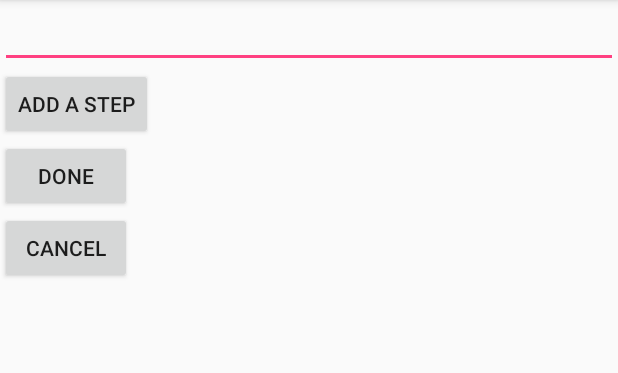
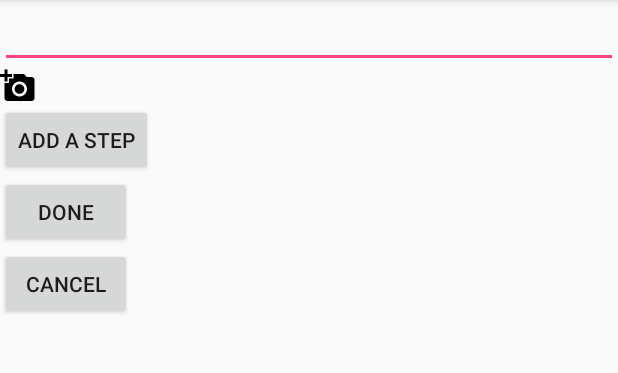
Before and after one commit to nathanielimeyer/homeHero, an Android app: the TaskEditorActivity screen opened directly, with no data from a screen before it, with the options menu open, on a phone screen of 412 x 824 dp, the part 84-457 px from its top. Run offline under Robolectric (Android 15) with nearby library versions, the phone set to English and light mode, and no system bars; our stand-ins replace ButterKnife, RxJava; network calls fail.

Commit message:
Add a dialog for taskIcons

```diff
--- a/app/src/main/java/com/jbnm/homehero/ui/taskEdit/TaskEditorActivity.java
+++ b/app/src/main/java/com/jbnm/homehero/ui/taskEdit/TaskEditorActivity.java
@@ -1,22 +1,26 @@
 package com.jbnm.homehero.ui.taskEdit;
 
+import android.app.AlertDialog;
 import android.content.Context;
-import android.content.Intent;
+import android.content.DialogInterface;
 import android.os.Bundle;
 import android.support.v7.widget.DividerItemDecoration;
 import android.support.v7.widget.LinearLayoutManager;
 import android.support.v7.widget.RecyclerView;
 import android.view.View;
+import android.view.ViewGroup;
+import android.widget.ArrayAdapter;
 import android.widget.Button;
 import android.widget.EditText;
+import android.widget.ImageView;
+import android.widget.ListAdapter;
+import android.widget.TextView;
 
 import com.jbnm.homehero.Constants;
 import com.jbnm.homehero.R;
-import com.jbnm.homehero.data.model.Task;
 import com.jbnm.homehero.ui.base.BaseActivity;
-import com.jbnm.homehero.ui.taskEdit.TaskEditorInstructionsAdapter;
+import com.jbnm.homehero.ui.goal.GoalPresenter;
 
-import java.util.ArrayList;
 import java.util.List;
 
 import butterknife.BindView;
@@ -24,11 +28,14 @@ import butterknife.ButterKnife;
 
 public class TaskEditorActivity extends BaseActivity implements TaskEditorContract.MvpView {
     @BindView(R.id.edit_text_description) EditText descriptionEditText;
+    @BindView(R.id.task_image_view) ImageView task_image_view;
     @BindView(R.id.saveButton) Button saveButton;
     @BindView(R.id.taskInstructionsRecyclerView) RecyclerView taskInstructionsRecyclerView;
     @BindView(R.id.addStepsButton) Button addStepsButton;
     @BindView(R.id.cancelButton) Button cancelButton;
-    private List<EditText> instructionTexts = new ArrayList<>();
+
+    private Context context = this;
+    ListAdapter adapter;
 
 
     private TaskEditorContract.Presenter presenter;
@@ -54,6 +61,12 @@ public class TaskEditorActivity extends BaseActivity implements TaskEditorContra
                 updateTaskData();
             }
         });
+        task_image_view.setOnClickListener(new View.OnClickListener() {
+            @Override
+            public void onClick(View view) {
+                showIconPickerDialog();
+            }
+        });
 
         addStepsButton.setOnClickListener(new View.OnClickListener() {
             @Override
@@ -61,8 +74,51 @@ public class TaskEditorActivity extends BaseActivity implements TaskEditorContra
                 presenter.addStepsButtonClicked();
             }
         });
+    }
 
+    public void showIconPickerDialog() {
+//        List<String> dialogItemList = presenter.getIconList();
+//        final String[] dialogItems = new String[dialogItemList.size()];
+//        dialogItemList.toArray(dialogItems);
 
+        AlertDialog.Builder builder = new AlertDialog.Builder(context);
+        builder.setTitle(R.string.icon_picker_title)
+                .setAdapter(adapter, new DialogInterface.OnClickListener() {
+                    @Override
+                    public void onClick(DialogInterface dialogInterface, int i) {
+                        presenter.setTaskIcon(i);
+                    }
+                });
+        builder.create().show();
+    }
+
+    @Override
+    public void buildIconPickerDialog() {
+        List<String> dialogItemList = presenter.getIconList();
+        final String[] dialogItems = new String[dialogItemList.size()];
+        dialogItemList.toArray(dialogItems);
+
+        adapter = new ArrayAdapter<String>(
+                this,
+                android.R.layout.select_dialog_item,
+                android.R.id.text1,
+                dialogItems){
+            public View getView(int position, View convertView, ViewGroup parent) {
+                //Use super class to create the View
+                View v = super.getView(position, convertView, parent);
+                TextView tv = (TextView)v.findViewById(android.R.id.text1);
+
+                //Put the image on the TextView
+
+                tv.setCompoundDrawablesWithIntrinsicBounds((getResources().getIdentifier(dialogItems[position], "drawable", getPackageName())), 0, 0, 0);
+
+                //Add margin between image and text (support various screen densities)
+                int dp5 = (int) (5 * getResources().getDisplayMetrics().density + 0.5f);
+                tv.setCompoundDrawablePadding(dp5);
+
+                return v;
+            }
+        };
     }
 
     public void updateTaskData() {
@@ -83,7 +139,7 @@ public class TaskEditorActivity extends BaseActivity implements TaskEditorContra
 
     @Override
     public void loadIcon(String icon) {
-
+        task_image_view.setImageResource(getResources().getIdentifier(icon, "drawable", getPackageName()));
     }
 
     @Override
@@ -93,9 +149,6 @@ public class TaskEditorActivity extends BaseActivity implements TaskEditorContra
         taskInstructionsRecyclerView.setLayoutManager(layoutManager);
         taskInstructionsRecyclerView.setHasFixedSize(true);
         taskInstructionsRecyclerView.addItemDecoration(new DividerItemDecoration(this, layoutManager.getOrientation()));
-//        for (instruction : instructions) {
-//
-//        }
 
     }
 }
--- a/app/src/main/java/com/jbnm/homehero/ui/taskEdit/TaskEditorContract.java
+++ b/app/src/main/java/com/jbnm/homehero/ui/taskEdit/TaskEditorContract.java
@@ -15,10 +15,14 @@ public class TaskEditorContract {
         void saveChildData(String description);
         void loadChildAndTask(String childId, String taskId);
         void addStepsButtonClicked();
+        void setTaskIcon(int i);
+
+        List<String> getIconList();
     }
     interface MvpView extends BaseMvpView {
         void setDescription(String description);
         void loadIcon(String icon);
         void setInstructions(List<String> instructions);
+        void buildIconPickerDialog();
     }
 }
--- a/app/src/main/java/com/jbnm/homehero/ui/taskEdit/TaskEditorPresenter.java
+++ b/app/src/main/java/com/jbnm/homehero/ui/taskEdit/TaskEditorPresenter.java
@@ -1,10 +1,12 @@
 package com.jbnm.homehero.ui.taskEdit;
 
+import com.jbnm.homehero.R;
 import com.jbnm.homehero.data.model.Child;
 import com.jbnm.homehero.data.model.Task;
 import com.jbnm.homehero.data.remote.DataManager;
 
 import java.util.ArrayList;
+import java.util.Arrays;
 import java.util.List;
 
 import io.reactivex.android.schedulers.AndroidSchedulers;
@@ -17,6 +19,7 @@ public class TaskEditorPresenter implements TaskEditorContract.Presenter {
     private DataManager dataManager = new DataManager();
 
     private TaskEditorContract.MvpView mvpView;
+    private List<String> icons = new ArrayList<>(Arrays.asList("ic_add_a_photo_black_24dp", "ic_close_white_24dp"));
     private Child child;
     private List<Task> tasks;
     private List<String> instructions;
@@ -51,6 +54,7 @@ public class TaskEditorPresenter implements TaskEditorContract.Presenter {
     @Override
     public void loadChildAndTask(String childId, final String taskId) {
         mvpView.showLoading();
+        mvpView.buildIconPickerDialog();
         disposable.add(dataManager.getChild(childId)
                 .observeOn(AndroidSchedulers.mainThread())
                 .doOnNext(new Consumer<Child>() {
@@ -69,6 +73,17 @@ public class TaskEditorPresenter implements TaskEditorContract.Presenter {
     public void addStepsButtonClicked() {
         instructions.add("");
         mvpView.setInstructions(instructions);
+    }
+
+    @Override
+    public void setTaskIcon(int i) {
+        taskToEdit.setIcon(getIconList().get(i));
+        mvpView.loadIcon(taskToEdit.getIcon());
+    }
+
+    @Override
+    public List<String> getIconList() {
+        return icons;
     }
 
     private void processError(Throwable e) {
@@ -92,10 +107,14 @@ public class TaskEditorPresenter implements TaskEditorContract.Presenter {
             child.addTask(taskToEdit);
         }
         mvpView.setDescription(taskToEdit.getDescription());
+        if (taskToEdit.getIcon() != null) {
+            mvpView.loadIcon(taskToEdit.getIcon());
+        } else {
+            mvpView.loadIcon("ic_add_a_photo_black_24dp");
+        }
         instructions = taskToEdit.getInstructions();
         mvpView.setInstructions(instructions);
 
         mvpView.hideLoading();
     }
-
 }
--- a/app/src/main/res/layout/activity_task_editor.xml
+++ b/app/src/main/res/layout/activity_task_editor.xml
@@ -1,7 +1,8 @@
 <?xml version="1.0" encoding="utf-8"?>
 <RelativeLayout xmlns:android="http://schemas.android.com/apk/res/android"
     android:layout_width="match_parent"
-    android:layout_height="match_parent">
+    android:layout_height="match_parent"
+    xmlns:app="http://schemas.android.com/apk/res-auto">
 
     <LinearLayout
         android:layout_width="match_parent"
@@ -13,6 +14,12 @@
             android:layout_height="wrap_content"
             android:id="@+id/edit_text_description"
             android:inputType="text" />
+
+        <ImageView
+            android:layout_width="wrap_content"
+            android:layout_height="wrap_content"
+            android:id="@+id/task_image_view"
+            app:srcCompat="@drawable/ic_add_a_photo_black_24dp" />
 
         <android.support.v7.widget.RecyclerView
             android:id="@+id/taskInstructionsRecyclerView"
--- a/app/src/main/res/values/strings.xml
+++ b/app/src/main/res/values/strings.xml
@@ -31,5 +31,6 @@
     <string name="add_step_text">Add a step</string>
     <string name="add_step">+</string>
     <string name="add_a_step">Add a step</string>
+    <string name="icon_picker_title">Pick a task icon</string>
 
 </resources>
```
Also changed, not shown: app/src/main/java/com/jbnm/homehero/ui/taskEdit/TaskEditorInstructionsAdapter.java (+2 -29 lines), app/src/main/res/drawable-hdpi/ic_add_a_photo_black_24dp.png (added), app/src/main/res/drawable-mdpi/ic_add_a_photo_black_24dp.png (added), app/src/main/res/drawable-xhdpi/ic_add_a_photo_black_24dp.png (added), app/src/main/res/drawable-xxhdpi/ic_add_a_photo_black_24dp.png (added), app/src/main/res/drawable-xxxhdpi/ic_add_a_photo_black_24dp.png (added).
